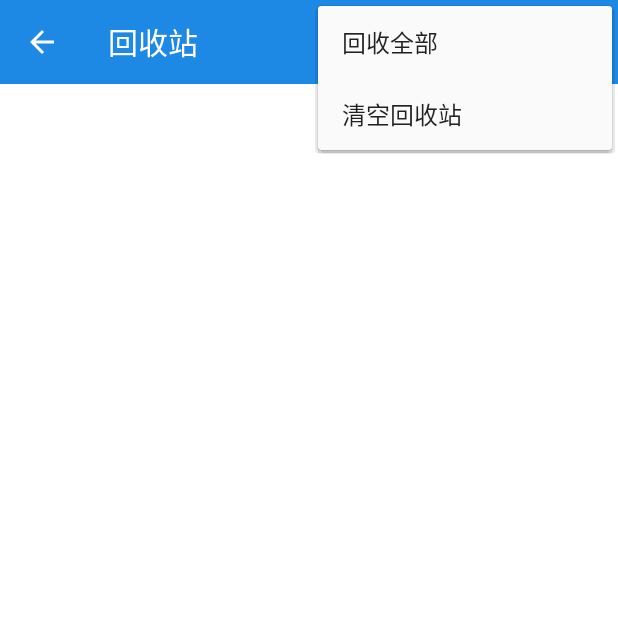
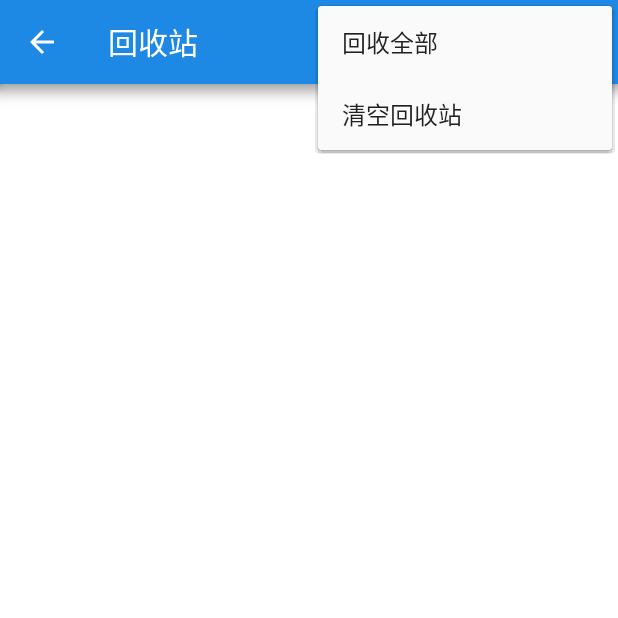
Before and after one commit to ProjectHUST2018/Photomanager, an Android app: the TrashActivity screen opened directly, with no data from a screen before it, with the options menu open, on a phone screen of 412 x 824 dp, the top half of it. Run offline under Robolectric (Android 15) with nearby library versions, the phone set to English and light mode, and no system bars.

Commit message:
Release-3

```diff
--- a/app/src/main/java/com/hustproject/photomanager/MainActivity.kt
+++ b/app/src/main/java/com/hustproject/photomanager/MainActivity.kt
@@ -137,6 +137,8 @@ class MainActivity : AppCompatActivity() {
         sortMode = 1
         setSupportActionBar(toolbar)
         searchView.setVoiceSearch(false)
+        shadowTitle.bringToFront()
+        toolbar.bringToFront()
 
         var starter = Intent(this,SearchActivity::class.java)
         searchView.setOnQueryTextListener(object : MaterialSearchView.OnQueryTextListener {
--- a/app/src/main/java/com/hustproject/photomanager/SearchActivity.kt
+++ b/app/src/main/java/com/hustproject/photomanager/SearchActivity.kt
@@ -123,6 +123,8 @@ class SearchActivity : AppCompatActivity() {
         supportActionBar?.setHomeButtonEnabled(true)
         supportActionBar?.setDisplayHomeAsUpEnabled(true)
 
+        shadowTitleSearch.bringToFront()
+        toolbarSearch.bringToFront()
         toolbarSearch.setNavigationOnClickListener( View.OnClickListener {
             view:View -> finish()
         })
--- a/app/src/main/java/com/hustproject/photomanager/TrashActivity.kt
+++ b/app/src/main/java/com/hustproject/photomanager/TrashActivity.kt
@@ -123,6 +123,8 @@ class TrashActivity : AppCompatActivity() {
         supportActionBar?.setHomeButtonEnabled(true)
         supportActionBar?.setDisplayHomeAsUpEnabled(true)
 
+        shadowTitleTrash.bringToFront()
+        toolbarTrash.bringToFront()
         toolbarTrash.setNavigationOnClickListener( View.OnClickListener {
             view:View -> finish()
         })
--- a/app/src/main/res/layout/activity_trash.xml
+++ b/app/src/main/res/layout/activity_trash.xml
@@ -15,6 +15,13 @@
         android:background="?attr/colorPrimary"
         app:popupTheme="@style/AppTheme"
         app:titleTextColor="@color/titleColor"/>
+    <View
+        android:id="@+id/shadowTitleTrash"
+        android:layout_width="match_parent"
+        android:layout_height="80dp"
+        android:background="@drawable/shadow_down"
+        app:layout_constraintLeft_toLeftOf="parent"
+        app:layout_constraintTop_toTopOf="parent" />
 
     <ScrollView
         android:id="@+id/scroll"
```
Also changed, not shown: app/src/main/res/layout/activity_search.xml (+7 -0 lines), app/src/main/res/drawable/shadow_down.png.
